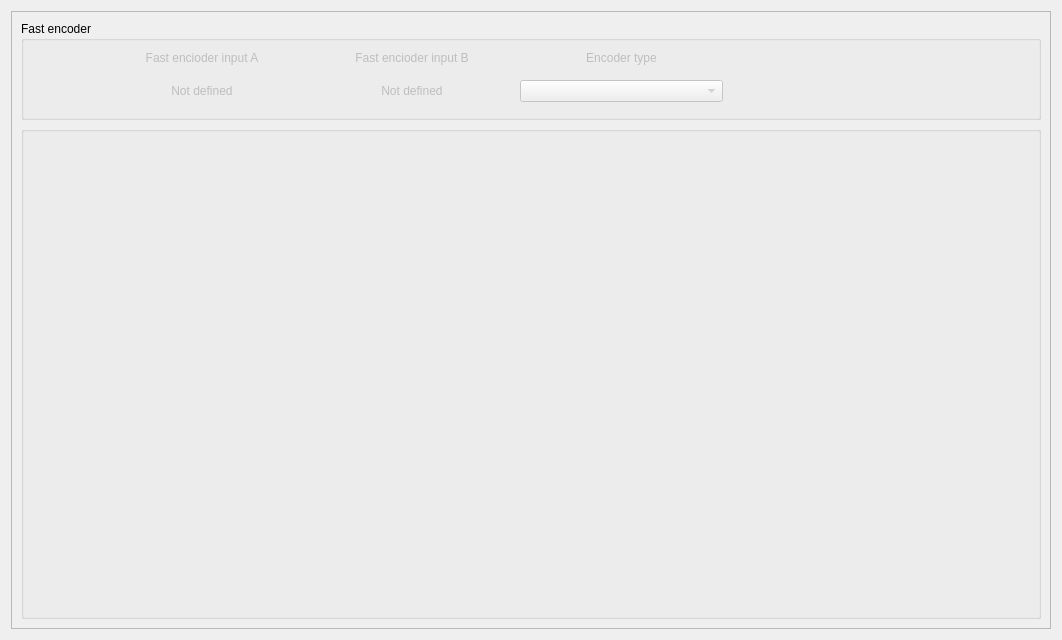
Old version of the form widgets/encodersconfig.ui in the repository FreeJoy-Team/FreeJoyConfiguratorQt.
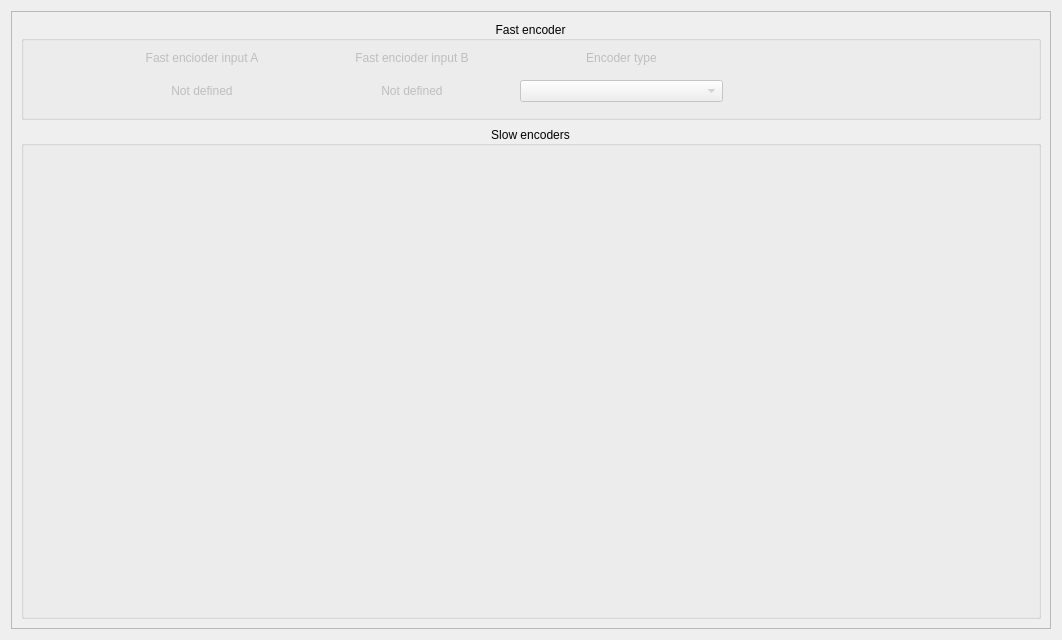
New version of the form.

What changed in the file:
```diff
--- a/widgets/encodersconfig.ui
+++ b/widgets/encodersconfig.ui
@@ -31,9 +31,18 @@
       <layout class="QVBoxLayout" name="verticalLayout" stretch="1,5">
        <item>
         <widget class="QGroupBox" name="groupBox_FastEncoder">
+         <property name="minimumSize">
+          <size>
+           <width>0</width>
+           <height>90</height>
+          </size>
+         </property>
          <property name="title">
           <string>Fast encoder</string>
          </property>
+         <property name="alignment">
+          <set>Qt::AlignCenter</set>
+         </property>
          <layout class="QGridLayout" name="layoutG_FastEncoder" rowstretch="0,0" columnstretch="3,10,10,10,15">
           <property name="topMargin">
            <number>0</number>
@@ -148,9 +157,25 @@
        <item>
         <widget class="QGroupBox" name="groupBox_2">
          <property name="title">
-          <string/>
+          <string>Slow encoders</string>
          </property>
-         <layout class="QVBoxLayout" name="layoutV_Encoders"/>
+         <property name="alignment">
+          <set>Qt::AlignCenter</set>
+         </property>
+         <layout class="QVBoxLayout" name="layoutV_Encoders">
+          <property name="leftMargin">
+           <number>0</number>
+          </property>
+          <property name="topMargin">
+           <number>0</number>
+          </property>
+          <property name="rightMargin">
+           <number>0</number>
+          </property>
+          <property name="bottomMargin">
+           <number>0</number>
+          </property>
+         </layout>
         </widget>
        </item>
       </layout>
```
